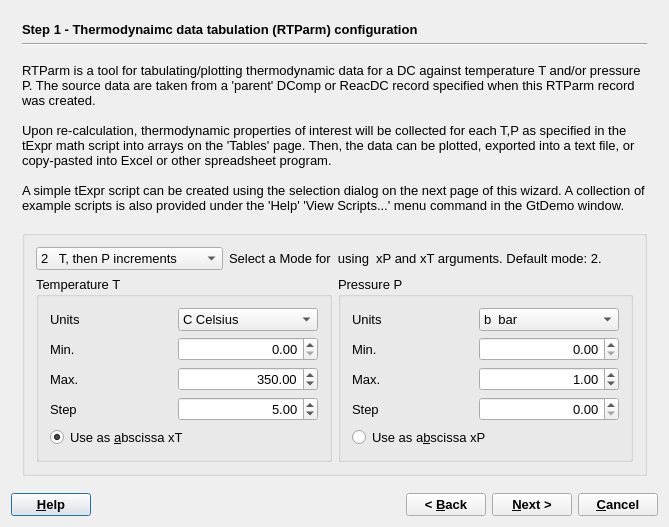
Above: gems3/vizor4/dlg4/RTparmWizard4.ui from gemshub/GEMSGUI before the change. Below: the same form after it.
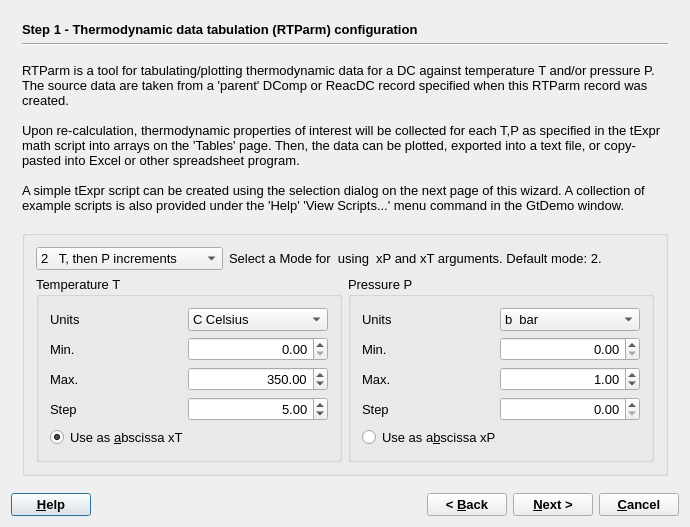
That is the form after the change.

What changed in the file:
```diff
--- a/gems3/vizor4/dlg4/RTparmWizard4.ui
+++ b/gems3/vizor4/dlg4/RTparmWizard4.ui
@@ -9,7 +9,7 @@
    <rect>
     <x>0</x>
     <y>0</y>
-    <width>669</width>
+    <width>690</width>
     <height>527</height>
    </rect>
   </property>
@@ -59,7 +59,7 @@
           </font>
          </property>
          <property name="text">
-          <string>Step 1 - Thermodynaimc data tabulation (RTParm) configuration</string>
+          <string>Step 1 - Thermodynamic data tabulation (RTParm) configuration</string>
          </property>
         </widget>
        </item>
```
Left out of the diff: 2 changed lines with no effect on the pictures.
